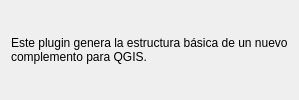
This is plugin_generator/forms/gui.ui in mgutierrezdu/QGIS-PlugIn as Qt 5 draws it before an edit. The edited form follows.
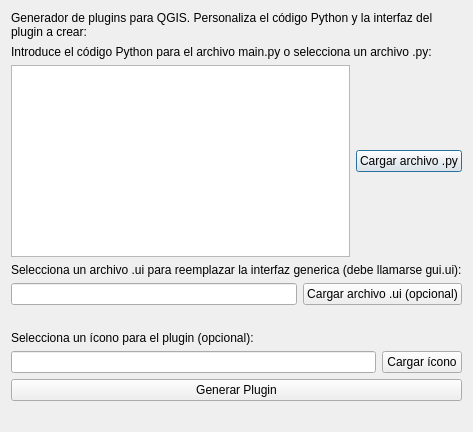
This is the edited form.

What changed in the file:
```diff
--- a/plugin_generator/forms/gui.ui
+++ b/plugin_generator/forms/gui.ui
@@ -9,13 +9,97 @@
    <item>
     <widget class="QLabel" name="label">
      <property name="text">
-      <string>Este plugin genera la estructura básica de un nuevo complemento para QGIS.</string>
+      <string>Generador de plugins para QGIS. Personaliza el código Python y la interfaz del plugin a crear:</string>
      </property>
      <property name="wordWrap">
       <bool>true</bool>
      </property>
     </widget>
    </item>
+   <item>
+    <widget class="QLabel" name="labelPython">
+     <property name="text">
+      <string>Introduce el código Python para el archivo main.py o selecciona un archivo .py:</string>
+     </property>
+    </widget>
+   </item>
+   <item>
+    <layout class="QHBoxLayout" name="pythonLayout">
+     <item>
+      <widget class="QTextEdit" name="pythonCodeTextEdit"/>
+     </item>
+     <item>
+      <widget class="QPushButton" name="browsePythonButton">
+       <property name="text">
+        <string>Cargar archivo .py</string>
+       </property>
+      </widget>
+     </item>
+    </layout>
+   </item>
+   <item>
+    <widget class="QLabel" name="labelUI">
+     <property name="text">
+      <string>Selecciona un archivo .ui para reemplazar la interfaz generica (debe llamarse gui.ui):</string>
+     </property>
+    </widget>
+   </item>
+   <item>
+    <layout class="QHBoxLayout" name="uiLayout">
+     <item>
+      <widget class="QLineEdit" name="uiFileLineEdit"/>
+     </item>
+     <item>
+      <widget class="QPushButton" name="browseUIButton">
+       <property name="text">
+        <string>Cargar archivo .ui (opcional)</string>
+       </property>
+      </widget>
+     </item>
+    </layout>
+   </item>
+   <item>
+    <widget class="QLabel" name="infoLabel">
+     <property name="text">
+      <string><i>Si no deseas cargar un archivo .ui, el plugin generará una interfaz por defecto que puedes personalizar después.</i></string>
+     </property>
+    </widget>
+   </item>
+   <item>
+    <widget class="QLabel" name="labelIcon">
+     <property name="text">
+      <string>Selecciona un ícono para el plugin (opcional):</string>
+     </property>
+    </widget>
+   </item>
+   <item>
+    <layout class="QHBoxLayout" name="iconLayout">
+     <item>
+      <widget class="QLineEdit" name="iconFileLineEdit"/>
+     </item>
+     <item>
+      <widget class="QPushButton" name="browseIconButton">
+       <property name="text">
+        <string>Cargar ícono</string>
+       </property>
+      </widget>
+     </item>
+    </layout>
+   </item>
+   <item>
+    <widget class="QPushButton" name="generateButton">
+     <property name="text">
+      <string>Generar Plugin</string>
+     </property>
+    </widget>
+   </item>
+   <item>
+    <widget class="QLabel" name="statusLabel">
+     <property name="text">
+      <string></string>
+     </property>
+    </widget>
+   </item>
   </layout>
  </widget>
  <resources/>
```
Left out of the diff: 2 changed lines with no effect on the pictures.
